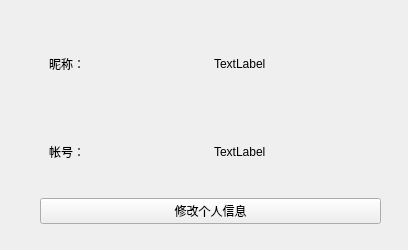
Above: personal_info_widget/personal_interface.ui from Han-Bug/Software-Engineering-Practice before the change. Below: the same form after it.
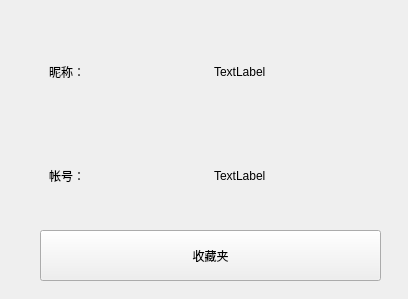
That is the form after the change.

Commit message: 收藏点赞功能

Diff of the .ui file:
```diff
--- a/personal_info_widget/personal_interface.ui
+++ b/personal_info_widget/personal_interface.ui
@@ -7,7 +7,7 @@
     <x>0</x>
     <y>0</y>
     <width>408</width>
-    <height>250</height>
+    <height>299</height>
    </rect>
   </property>
   <property name="windowTitle">
@@ -63,15 +63,21 @@
       </layout>
      </widget>
     </item>
-    <item>
-     <widget class="QPushButton" name="pushButton_modify">
-      <property name="text">
-       <string>修改个人信息</string>
-      </property>
-     </widget>
-    </item>
    </layout>
   </widget>
+  <widget class="QPushButton" name="pushButton_Favorites">
+   <property name="geometry">
+    <rect>
+     <x>40</x>
+     <y>230</y>
+     <width>341</width>
+     <height>51</height>
+    </rect>
+   </property>
+   <property name="text">
+    <string>收藏夹</string>
+   </property>
+  </widget>
  </widget>
  <resources/>
  <connections/>
```
The commit also changes 14 other files.
